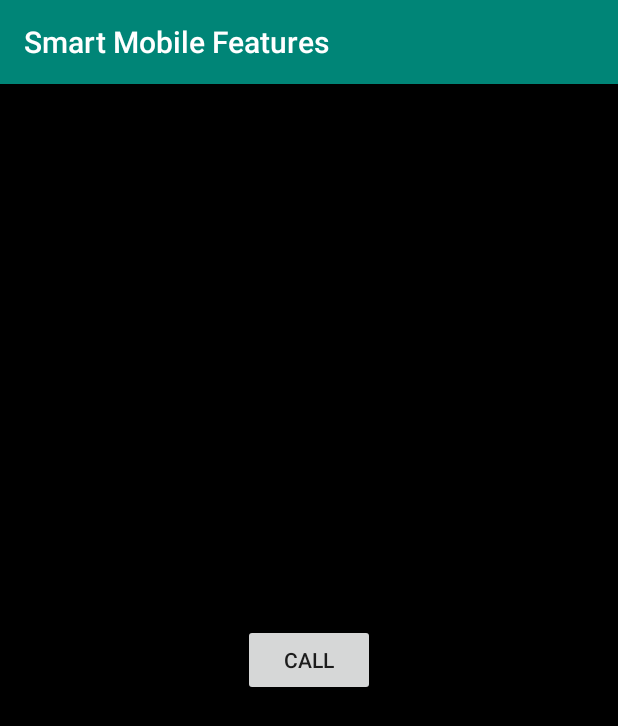
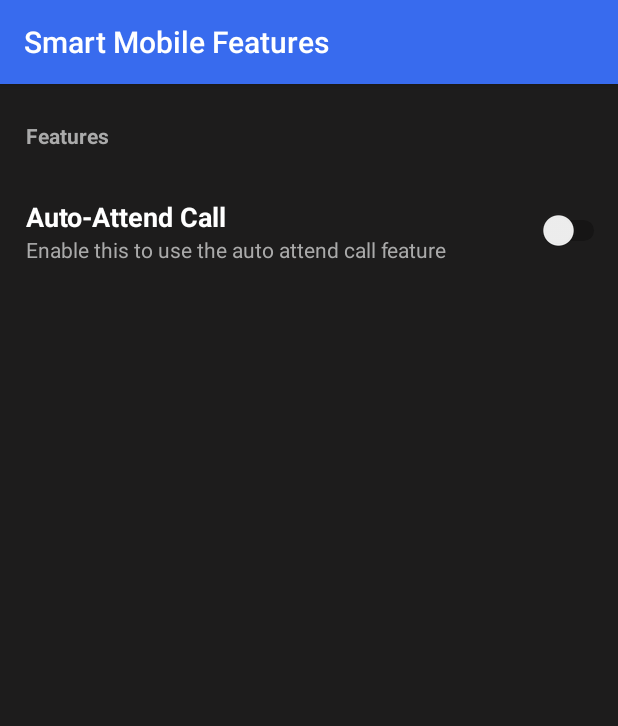
Before and after one commit to madhu2000u/SmartMobileFeatures, an Android app: the screen it shows after launch (MainActivity), on a phone screen of 412 x 824 dp. Shown: the top 726 px of the screen. Run offline under Robolectric (Android 15) with nearby library versions, the phone set to English and light mode, and no system bars.

```diff
--- a/app/src/main/AndroidManifest.xml
+++ b/app/src/main/AndroidManifest.xml
@@ -30,6 +30,7 @@
         </receiver>
 
         <service android:name=".IncomingCallBackgroundService" android:enabled="true"/>
+        <service android:name=".CreateNotification$StopService" android:enabled="true"/>
     </application>
 
 </manifest>
--- a/app/src/main/java/com/madhu/smartmobilefeatures/MainActivity.java
+++ b/app/src/main/java/com/madhu/smartmobilefeatures/MainActivity.java
@@ -19,14 +19,18 @@ import android.util.Log;
 import android.view.KeyEvent;
 import android.view.View;
 import android.widget.Button;
+import android.widget.CompoundButton;
+import android.widget.Switch;
+import android.widget.ToggleButton;
 
 import java.io.BufferedReader;
 import java.io.DataOutputStream;
 import java.io.IOException;
 import java.io.InputStreamReader;
 import java.security.Permission;
+import java.util.List;
 
-public class MainActivity extends AppCompatActivity implements SensorEventListener {
+public class MainActivity extends AppCompatActivity implements CompoundButton.OnCheckedChangeListener {
 
     private SensorManager mSensorManager;
     private Sensor mProximity;
@@ -35,6 +39,12 @@ public class MainActivity extends AppCompatActivity implements SensorEventListen
     protected void onCreate(Bundle savedInstanceState) {
         super.onCreate(savedInstanceState);
         setContentView(R.layout.activity_main);
+
+        Intent serviceIntent = new Intent(this, IncomingCallBackgroundService.class);
+        serviceIntent.putExtra("title", "Smart Mobile Features");
+        serviceIntent.putExtra("content","Smart Mobile Features is running in background to detect and respond " +
+                "to various events required for smart features");
+        ContextCompat.startForegroundService(this, serviceIntent);
 
         //ActivityCompat.requestPermissions(this, new String[]{Manifest.permission.ANSWER_PHONE_CALLS}, 1);
         //ActivityCompat.requestPermissions(this, new String[]{Manifest.permission.READ_PHONE_STATE}, 2);
@@ -46,13 +56,20 @@ public class MainActivity extends AppCompatActivity implements SensorEventListen
         //Intent backgroundCallService=new Intent(getApplicationContext(), IncomingCallBackgroundService.class);
         //startService(backgroundCallService);
 
-        Button callButton=findViewById(R.id.callButton);
+        /*Button callButton=findViewById(R.id.callButton);
         callButton.setOnClickListener(new View.OnClickListener() {
             @Override
             public void onClick(View view) {
                 call();
             }
-        });
+        });*/
+
+        Switch auto_callSwitch=findViewById(R.id.auto_attendCallSwitch);
+        auto_callSwitch.setOnCheckedChangeListener(this);
+
+
+
+
     }
 
     private void call() {
@@ -79,11 +96,7 @@ public class MainActivity extends AppCompatActivity implements SensorEventListen
         IncomingCall_Receiver call_receiver=new IncomingCall_Receiver();
         registerReceiver(call_receiver, intentFilter);*/
 
-        Intent serviceIntent = new Intent(this, IncomingCallBackgroundService.class);
-        serviceIntent.putExtra("title", "Smart Mobile Features");
-        serviceIntent.putExtra("content","Smart Mobile Features is running in background to detect and respond " +
-                "to various events required for smart features");
-        ContextCompat.startForegroundService(this, serviceIntent);
+
 
     }
 
@@ -99,7 +112,7 @@ public class MainActivity extends AppCompatActivity implements SensorEventListen
         //mSensorManager.unregisterListener(this);
     }
 
-    @Override
+
     public void onSensorChanged(SensorEvent sensorEvent) {
         //if (sensorEvent.sensor.getType()==Sensor.TYPE_PROXIMITY)
         /*{
@@ -112,8 +125,22 @@ public class MainActivity extends AppCompatActivity implements SensorEventListen
 
     }
 
-    @Override
+
     public void onAccuracyChanged(Sensor sensor, int i) {
 
     }
+
+
+    @Override
+    public void onCheckedChanged(CompoundButton compoundButton, boolean b) {
+
+        switch (compoundButton.getId()){
+
+            case R.id.auto_attendCallSwitch:
+
+        }
+
+        Log.d("msg",""+compoundButton.getId());
+
+    }
 }
--- /dev/null
+++ b/app/src/main/java/com/madhu/smartmobilefeatures/ServiceStop.java
@@ -0,0 +1,6 @@
+package com.madhu.smartmobilefeatures;
+
+public interface ServiceStop {
+
+    void stopService();
+}
--- a/app/src/main/res/layout/activity_main.xml
+++ b/app/src/main/res/layout/activity_main.xml
@@ -1,21 +1,66 @@
 <?xml version="1.0" encoding="utf-8"?>
-<RelativeLayout xmlns:android="http://schemas.android.com/apk/res/android"
+<LinearLayout xmlns:android="http://schemas.android.com/apk/res/android"
     xmlns:app="http://schemas.android.com/apk/res-auto"
     xmlns:tools="http://schemas.android.com/tools"
+    android:orientation="vertical"
     android:layout_width="match_parent"
-    android:background="@android:color/black"
+    android:background="#1D1C1C"
     android:layout_height="match_parent"
     tools:context=".MainActivity">
 
-    <Button
-        android:layout_centerInParent="true"
-        android:id="@+id/callButton"
-        android:layout_width="wrap_content"
+    <TextView
+        android:layout_width="match_parent"
         android:layout_height="wrap_content"
-        android:text="Call"
-        app:layout_constraintBottom_toBottomOf="parent"
-        app:layout_constraintLeft_toLeftOf="parent"
-        app:layout_constraintRight_toRightOf="parent"
-        app:layout_constraintTop_toTopOf="parent" />
+        android:text="Features"
+        android:textStyle="bold"
+        android:textColor="@android:color/darker_gray"
+        android:layout_marginStart="10dp"
+        android:padding="7dp"
+        android:layout_marginBottom="17dp"
+        android:layout_marginTop="17dp"/>
 
-</RelativeLayout>
+    <LinearLayout
+        android:layout_width="match_parent"
+        android:orientation="horizontal"
+        android:weightSum="1"
+        android:clickable="true"
+        android:layout_height="wrap_content">
+
+        <LinearLayout
+            android:layout_width="match_parent"
+            android:layout_height="wrap_content"
+            android:orientation="vertical"
+            android:layout_weight="1"
+            android:padding="7dp"
+            android:layout_marginStart="10dp">
+
+            <TextView
+                android:layout_width="match_parent"
+                android:layout_height="0dp"
+                android:text="Auto-Attend Call"
+                android:textStyle="bold"
+                android:textSize="18dp"
+                android:textColor="@android:color/white"
+                android:layout_weight="1"/>
+
+            <TextView
+                android:layout_width="wrap_content"
+                android:layout_height="wrap_content"
+                android:text="Enable this to use the auto attend call feature"
+                android:textColor="@android:color/darker_gray"/>
+
+        </LinearLayout>
+
+
+
+        <Switch
+            android:id="@+id/auto_attendCallSwitch"
+            android:layout_gravity="center"
+            android:layout_width="wrap_content"
+            android:layout_height="wrap_content"
+            android:layout_weight="1"
+            android:layout_marginEnd="5dp" />
+
+    </LinearLayout>
+
+</LinearLayout>
--- a/app/src/main/res/values/colors.xml
+++ b/app/src/main/res/values/colors.xml
@@ -1,6 +1,6 @@
 <?xml version="1.0" encoding="utf-8"?>
 <resources>
-    <color name="colorPrimary">#008577</color>
-    <color name="colorPrimaryDark">#00574B</color>
-    <color name="colorAccent">#D81B60</color>
+    <color name="colorPrimary">#386BEE</color>
+    <color name="colorPrimaryDark">#3A4DAA</color>
+    <color name="colorAccent">#1B44D8</color>
 </resources>
```
Also changed, not shown: app/src/main/java/com/madhu/smartmobilefeatures/CreateNotification.java (+51 -7 lines), app/src/main/java/com/madhu/smartmobilefeatures/IncomingCallBackgroundService.java (+14 -4 lines), app/src/main/java/com/madhu/smartmobilefeatures/IncomingCall_Receiver.java (+22 -1 lines).
